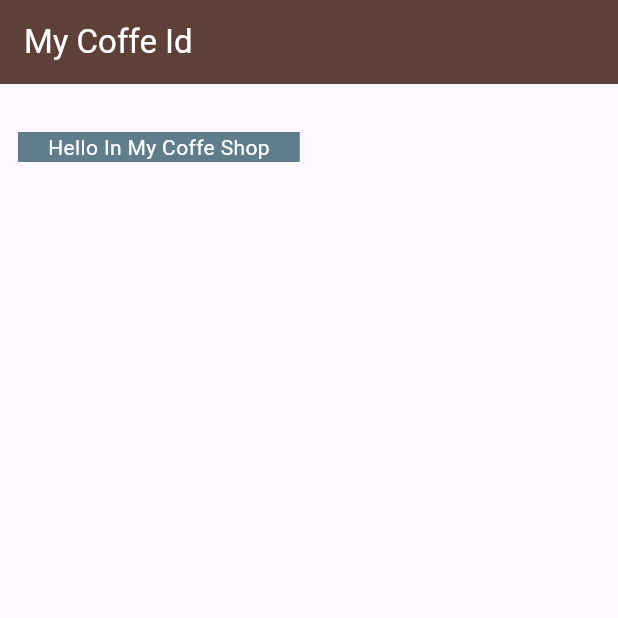
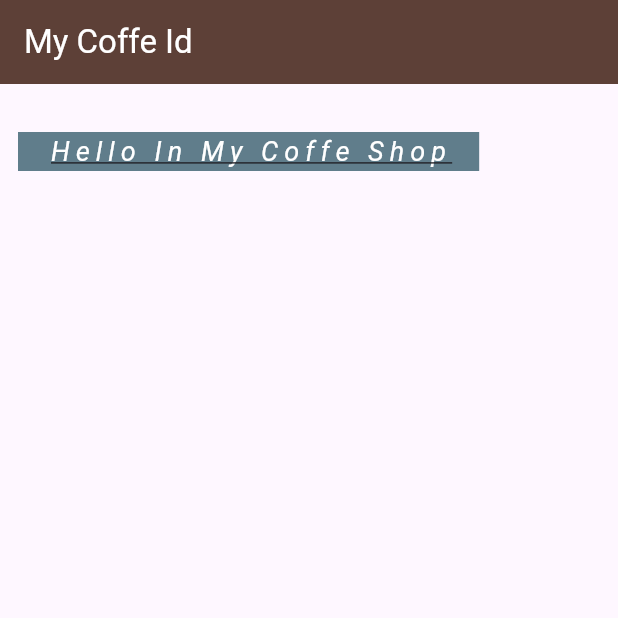
Before and after one commit to Hyzinx/Coffe_Card, a Flutter app: the screen it shows after launch, on a phone screen of 412 x 824 dp, the top half of it. Run offline on Flutter 3.47's test engine with Material 3 defaults, Android fonts, the phone set to English and light mode, and no system bars.

Commit message:
Some Style For Text

```diff
--- a/lib/main.dart
+++ b/lib/main.dart
@@ -25,7 +25,16 @@ class Home extends StatelessWidget {
       // height: 100,
       padding: EdgeInsets.symmetric(horizontal: 20),
       margin: EdgeInsets.fromLTRB(12, 32, 1, 12),
-      child: Text("Hello In My Coffe Shop",style: TextStyle(color: Colors.white),),
+      child: Text(
+        "Hello In My Coffe Shop",
+        style: TextStyle(
+          color: Colors.white,
+          fontSize: 18,
+          letterSpacing: 4,
+          decoration: TextDecoration.underline,
+          fontStyle: FontStyle.italic
+        ),
+      ),
     );
   }
 }
```
